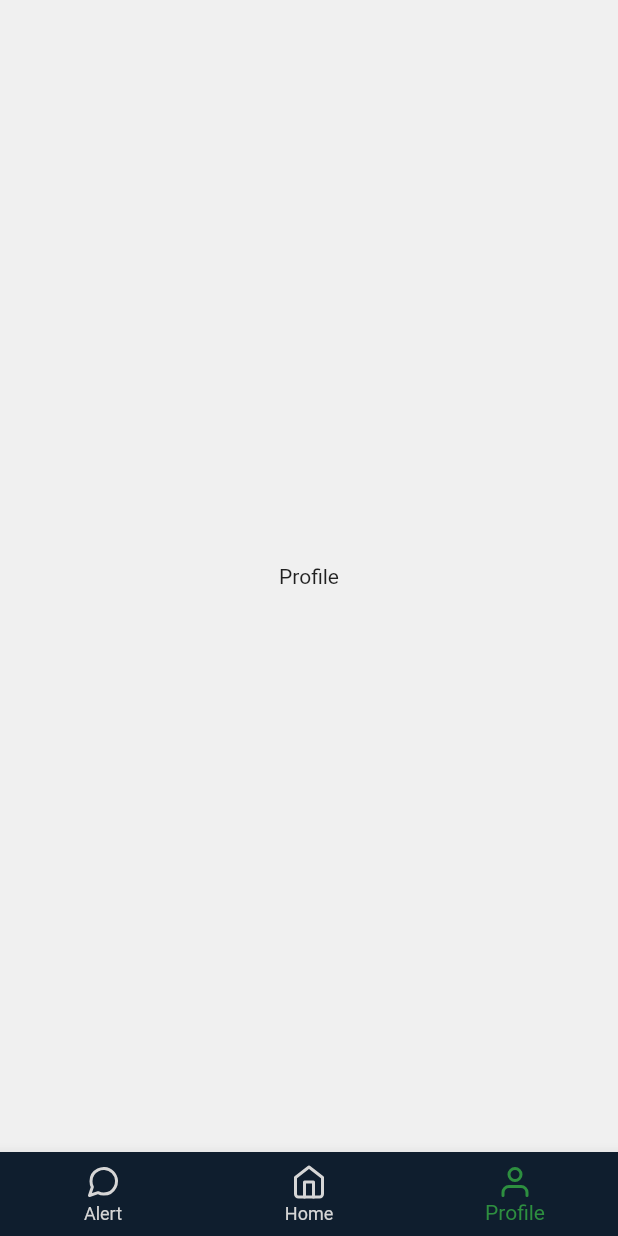
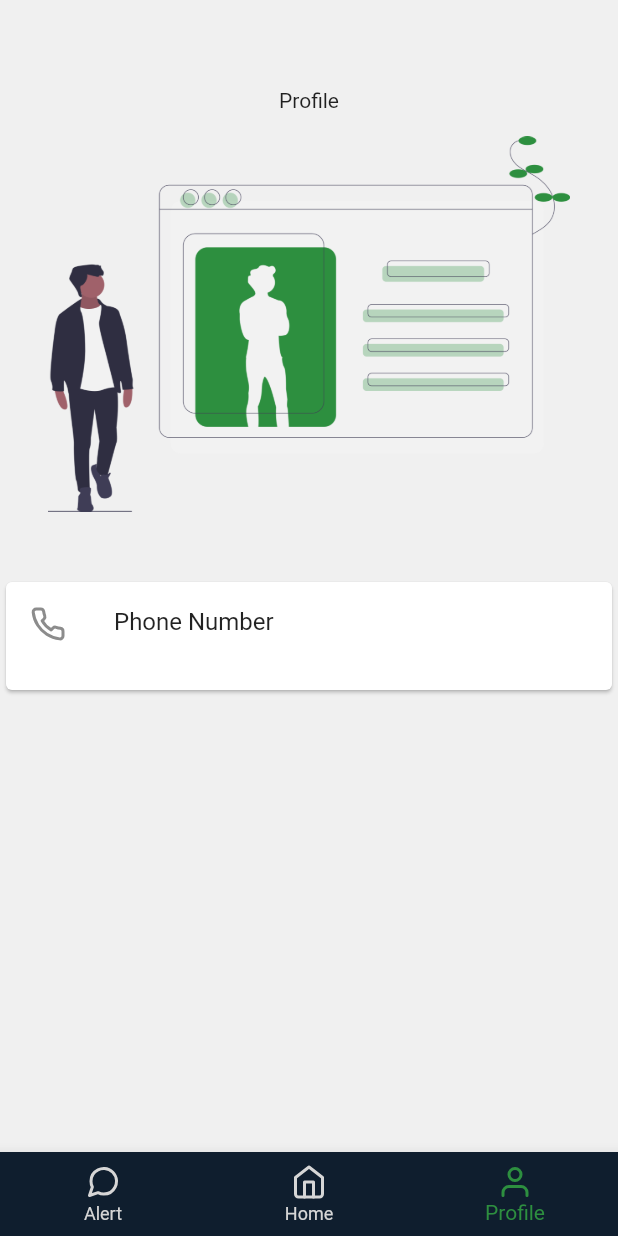
Before and after one commit to 0x15F9/WeRecycleMobile, a Flutter app: the MainScreen screen opened directly, swiped to page 3, on a phone screen of 412 x 824 dp. Run offline on Flutter 3.47's test engine with Material 2 defaults, Android fonts, the phone set to English and light mode, and no system bars; our stand-ins replace firebase_auth, firebase_core, flutter_icons, flutter_spinkit, get_storage, google_fonts; missing offline and left inert: numeric_keyboard; accounts and stored records are empty.

Commit message:
add profile page

```diff
--- a/lib/views/auth.screen.dart
+++ b/lib/views/auth.screen.dart
@@ -59,10 +59,10 @@ class _AuthScreenState extends State<AuthScreen> {
       },
     );
 
-    setState(() {
-      phoneController.text = "";
-      loading = !loading;
-    });
+    // setState(() {
+    //   phoneController.text = "";
+    //   loading = !loading;
+    // });
   }
 
   @override
--- a/lib/views/profile.screen.dart
+++ b/lib/views/profile.screen.dart
@@ -1,8 +1,44 @@
 import 'package:flutter/material.dart';
+import 'package:flutter_icons/flutter_icons.dart';
+import 'package:get_storage/get_storage.dart';
 
 class ProfileScreen extends StatelessWidget {
   @override
   Widget build(BuildContext context) {
-    return Center(child: Text("Profile"));
+    return Column(
+      children: [
+        Expanded(
+          child: Center(
+            child: Column(
+              mainAxisAlignment: MainAxisAlignment.center,
+              children: [
+                Padding(
+                  padding: EdgeInsets.all(16),
+                  child: Text("Profile"),
+                ),
+                Container(
+                  constraints: const BoxConstraints(maxHeight: 340),
+                  margin: const EdgeInsets.symmetric(horizontal: 32),
+                  child: Image.asset("assets/images/profile-image.png"),
+                ),
+              ],
+            ),
+          ),
+        ),
+        Expanded(
+          child: Column(
+            children: [
+              Card(
+                child: ListTile(
+                  leading: Icon(Feather.phone),
+                  title: Text("Phone Number"),
+                  subtitle: Text(GetStorage().read("phoneNumber")),
+                ),
+              ),
+            ],
+          ),
+        )
+      ],
+    );
   }
 }
```
Also changed, not shown: assets/images/profile-image.png (added).
